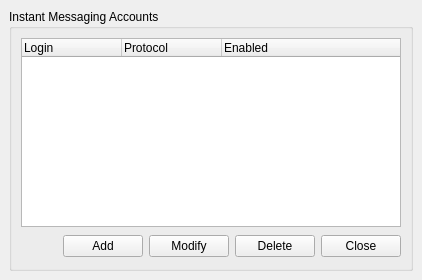
This is wengophone/src/presentation/qt/imaccount/IMAccountManager.ui in tkrotoff/WengoPhone as Qt 5 draws it before an edit. The edited form follows.
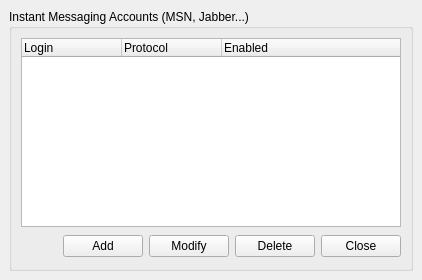
This is the edited form. Icons and pictures are not drawn.

Diff of the .ui file:
```diff
--- a/wengophone/src/presentation/qt/imaccount/IMAccountManager.ui
+++ b/wengophone/src/presentation/qt/imaccount/IMAccountManager.ui
@@ -25,7 +25,7 @@
    <item row="0" column="0" >
     <widget class="QGroupBox" name="groupBox" >
      <property name="title" >
-      <string>Instant Messaging Accounts</string>
+      <string>Instant Messaging Accounts (MSN, Jabber...)</string>
      </property>
      <layout class="QGridLayout" >
       <property name="margin" >
```
